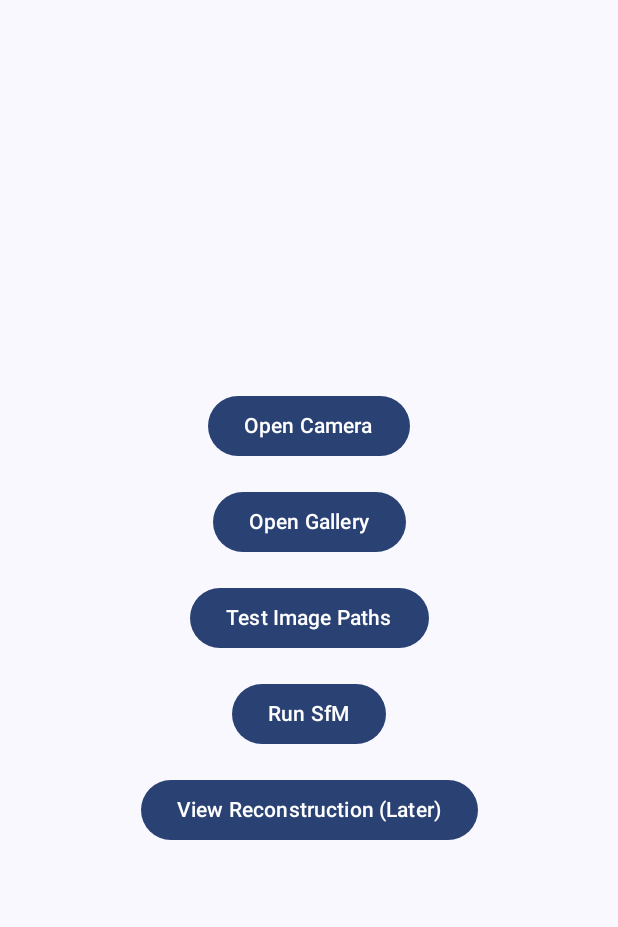
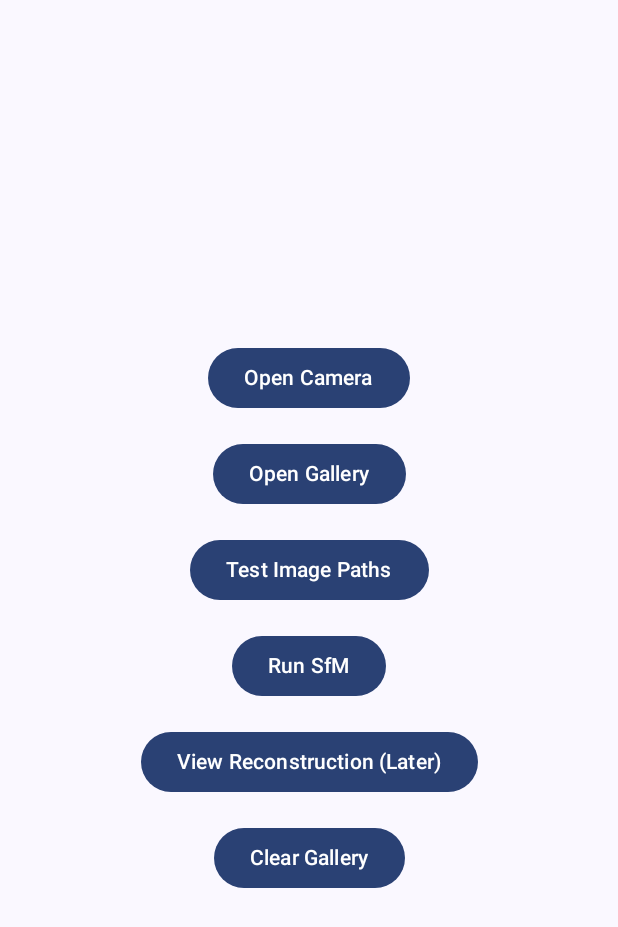
Before and after one commit to madarasz20/sfm_vc_ovc, an Android app built with Jetpack Compose: the composable MainScreen shown on its own in the app's theme, on a phone screen of 412 x 824 dp. Shown: the top 927 px of the screen. Run offline under Robolectric (Android 15) with nearby library versions, the phone set to English and light mode, and no system bars; 1 statement that could not run was skipped.

Commit message:
clear gallery button added

```diff
--- a/app/src/main/java/com/d2xcp0/sfm_vc_ocv/screens/MainScreen.kt
+++ b/app/src/main/java/com/d2xcp0/sfm_vc_ocv/screens/MainScreen.kt
@@ -13,8 +13,9 @@ fun MainScreen(
     onOpenGallery: () -> Unit,
     onOpenCamera: () -> Unit,
     onTestImagePaths: () -> Unit,
-    onRunSfM: () -> Unit,            // NEW
-    onShowSfMResult: () -> Unit      // NEW (placeholder)
+    onRunSfM: () -> Unit,
+    onShowSfMResult: () -> Unit,
+    onClearGallery: () -> Unit        // NEW
 ) {
     Column(
         modifier = Modifier
@@ -23,32 +24,29 @@ fun MainScreen(
         verticalArrangement = Arrangement.Center,
         horizontalAlignment = Alignment.CenterHorizontally
     ) {
-        Button(onClick = onOpenCamera) {
-            Text("Open Camera")
-        }
+
+        Button(onClick = onOpenCamera) { Text("Open Camera") }
 
         Spacer(modifier = Modifier.height(16.dp))
 
-        Button(onClick = onOpenGallery) {
-            Text("Open Gallery")
-        }
+        Button(onClick = onOpenGallery) { Text("Open Gallery") }
 
         Spacer(modifier = Modifier.height(16.dp))
 
-        Button(onClick = onTestImagePaths) {
-            Text("Test Image Paths")
-        }
+        Button(onClick = onTestImagePaths) { Text("Test Image Paths") }
 
         Spacer(modifier = Modifier.height(16.dp))
 
-        Button(onClick = onRunSfM) {
-            Text("Run SfM")
-        }
+        Button(onClick = onRunSfM) { Text("Run SfM") }
 
         Spacer(modifier = Modifier.height(16.dp))
 
-        Button(onClick = onShowSfMResult) {
-            Text("View Reconstruction (Later)")
+        Button(onClick = onShowSfMResult) { Text("View Reconstruction (Later)") }
+
+        Spacer(modifier = Modifier.height(16.dp))
+
+        Button(onClick = onClearGallery) {
+            Text("Clear Gallery")       // NEW
         }
     }
 }
```
Also changed, not shown: app/src/main/java/com/d2xcp0/sfm_vc_ocv/MainActivity.kt (+79 -22 lines).
